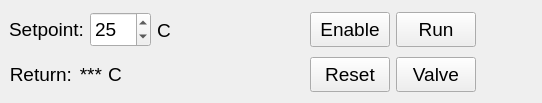
This is LAUDA_UI.ui in smertouh/1_MeV_UI_additional as Qt 5 draws it before an edit. The edited form follows.
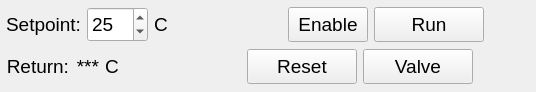
This is the edited form. Icons and pictures are not drawn.

Diff of the .ui file:
```diff
--- a/LAUDA_UI.ui
+++ b/LAUDA_UI.ui
@@ -6,8 +6,8 @@
    <rect>
     <x>0</x>
     <y>0</y>
-    <width>542</width>
-    <height>103</height>
+    <width>536</width>
+    <height>92</height>
    </rect>
   </property>
   <property name="sizePolicy">
@@ -16,6 +16,12 @@
     <verstretch>0</verstretch>
    </sizepolicy>
   </property>
+  <property name="minimumSize">
+   <size>
+    <width>100</width>
+    <height>50</height>
+   </size>
+  </property>
   <property name="font">
    <font>
     <pointsize>12</pointsize>
@@ -52,16 +58,16 @@
      <number>6</number>
     </property>
     <property name="leftMargin">
-     <number>9</number>
+     <number>6</number>
     </property>
     <property name="topMargin">
-     <number>9</number>
+     <number>6</number>
     </property>
     <property name="rightMargin">
-     <number>9</number>
+     <number>6</number>
     </property>
     <property name="bottomMargin">
-     <number>9</number>
+     <number>6</number>
     </property>
     <item>
      <layout class="QHBoxLayout" name="horizontalLayout">
@@ -151,13 +157,13 @@
         <property name="minimumSize">
          <size>
           <width>0</width>
-          <height>40</height>
+          <height>35</height>
          </size>
         </property>
         <property name="maximumSize">
          <size>
           <width>16777215</width>
-          <height>40</height>
+          <height>35</height>
          </size>
         </property>
         <property name="font">
@@ -219,20 +225,20 @@
       <item>
        <widget class="QPushButton" name="pushButton_3">
         <property name="sizePolicy">
-         <sizepolicy hsizetype="Maximum" vsizetype="Fixed">
+         <sizepolicy hsizetype="Fixed" vsizetype="Fixed">
           <horstretch>0</horstretch>
           <verstretch>0</verstretch>
          </sizepolicy>
         </property>
         <property name="minimumSize">
          <size>
-          <width>0</width>
+          <width>110</width>
           <height>35</height>
          </size>
         </property>
         <property name="maximumSize">
          <size>
-          <width>16777215</width>
+          <width>110</width>
           <height>35</height>
          </size>
         </property>
@@ -255,20 +261,20 @@
          <bool>false</bool>
         </property>
         <property name="sizePolicy">
-         <sizepolicy hsizetype="Minimum" vsizetype="Fixed">
+         <sizepolicy hsizetype="Fixed" vsizetype="Fixed">
           <horstretch>0</horstretch>
           <verstretch>0</verstretch>
          </sizepolicy>
         </property>
         <property name="minimumSize">
          <size>
-          <width>0</width>
+          <width>40</width>
           <height>35</height>
          </size>
         </property>
         <property name="maximumSize">
          <size>
-          <width>16777215</width>
+          <width>40</width>
           <height>35</height>
          </size>
         </property>
@@ -430,20 +436,20 @@
       <item>
        <widget class="QPushButton" name="pushButton_9">
         <property name="sizePolicy">
-         <sizepolicy hsizetype="Maximum" vsizetype="Fixed">
+         <sizepolicy hsizetype="Fixed" vsizetype="Fixed">
           <horstretch>0</horstretch>
           <verstretch>0</verstretch>
          </sizepolicy>
         </property>
         <property name="minimumSize">
          <size>
-          <width>0</width>
+          <width>110</width>
           <height>35</height>
          </size>
         </property>
         <property name="maximumSize">
          <size>
-          <width>16777215</width>
+          <width>110</width>
           <height>35</height>
          </size>
         </property>
@@ -463,20 +469,20 @@
       <item>
        <widget class="QPushButton" name="pushButton_4">
         <property name="sizePolicy">
-         <sizepolicy hsizetype="Maximum" vsizetype="Fixed">
+         <sizepolicy hsizetype="Fixed" vsizetype="Fixed">
           <horstretch>0</horstretch>
           <verstretch>0</verstretch>
          </sizepolicy>
         </property>
         <property name="minimumSize">
          <size>
-          <width>0</width>
+          <width>110</width>
           <height>35</height>
          </size>
         </property>
         <property name="maximumSize">
          <size>
-          <width>16777215</width>
+          <width>110</width>
           <height>35</height>
          </size>
         </property>
```
